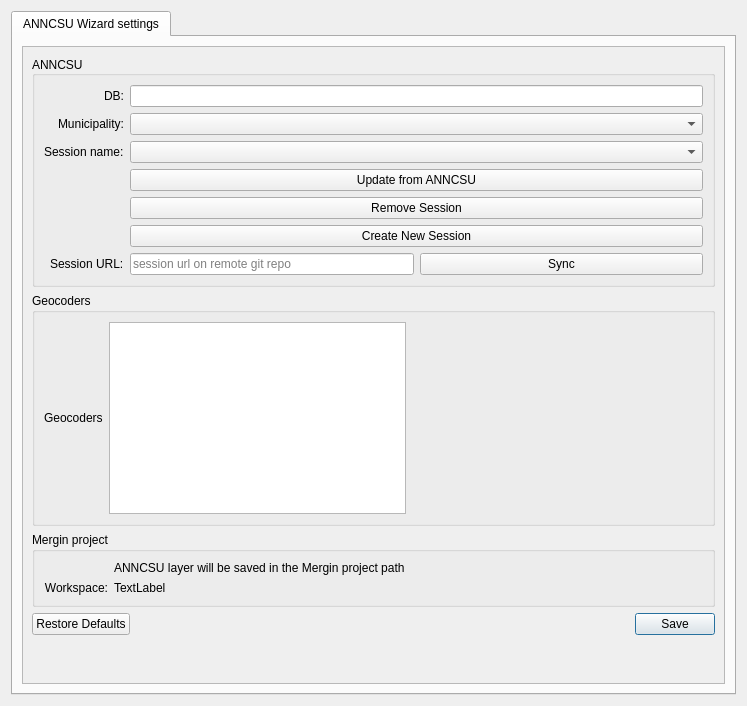
The window that qgisplugin/anncsu_manager/resources/ui/wizard_settings.ui (anncsu-open/anncsu-manager) describes before a commit, drawn with Qt 5.
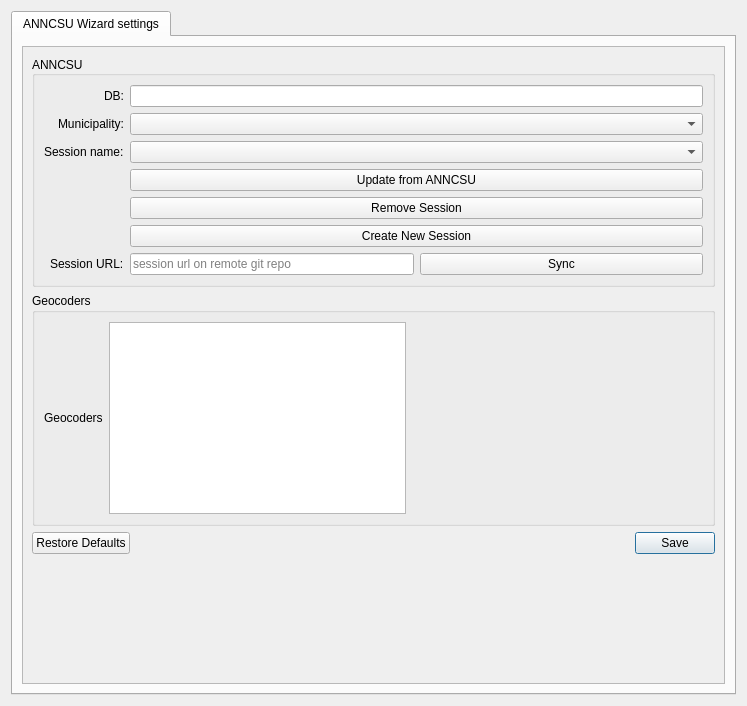
The same window after the commit.

Commit message: removed unused settings parameter

Diff of the .ui file:
```diff
--- a/qgisplugin/anncsu_manager/resources/ui/wizard_settings.ui
+++ b/qgisplugin/anncsu_manager/resources/ui/wizard_settings.ui
@@ -212,45 +212,6 @@
              </layout>
             </widget>
            </item>
-           <item>
-            <widget class="QGroupBox" name="groupBox_3">
-             <property name="title">
-              <string>Mergin project</string>
-             </property>
-             <layout class="QFormLayout" name="formLayout">
-              <item row="1" column="0">
-               <widget class="QLabel" name="label_3">
-                <property name="text">
-                 <string>Workspace:</string>
-                </property>
-                <property name="alignment">
-                 <set>Qt::AlignRight|Qt::AlignTrailing|Qt::AlignVCenter</set>
-                </property>
-                <property name="textInteractionFlags">
-                 <set>Qt::LinksAccessibleByKeyboard|Qt::LinksAccessibleByMouse|Qt::TextBrowserInteraction|Qt::TextSelectableByKeyboard|Qt::TextSelectableByMouse</set>
-                </property>
-               </widget>
-              </item>
-              <item row="0" column="1">
-               <widget class="QLabel" name="label_7">
-                <property name="text">
-                 <string>ANNCSU layer will be saved in the Mergin project path</string>
-                </property>
-                <property name="textInteractionFlags">
-                 <set>Qt::LinksAccessibleByKeyboard|Qt::LinksAccessibleByMouse|Qt::TextBrowserInteraction|Qt::TextSelectableByKeyboard|Qt::TextSelectableByMouse</set>
-                </property>
-               </widget>
-              </item>
-              <item row="1" column="1">
-               <widget class="QLabel" name="mergin_project_l">
-                <property name="text">
-                 <string>TextLabel</string>
-                </property>
-               </widget>
-              </item>
-             </layout>
-            </widget>
-           </item>
            <item>
             <widget class="QDialogButtonBox" name="settings_button_box">
              <property name="standardButtons">
```
